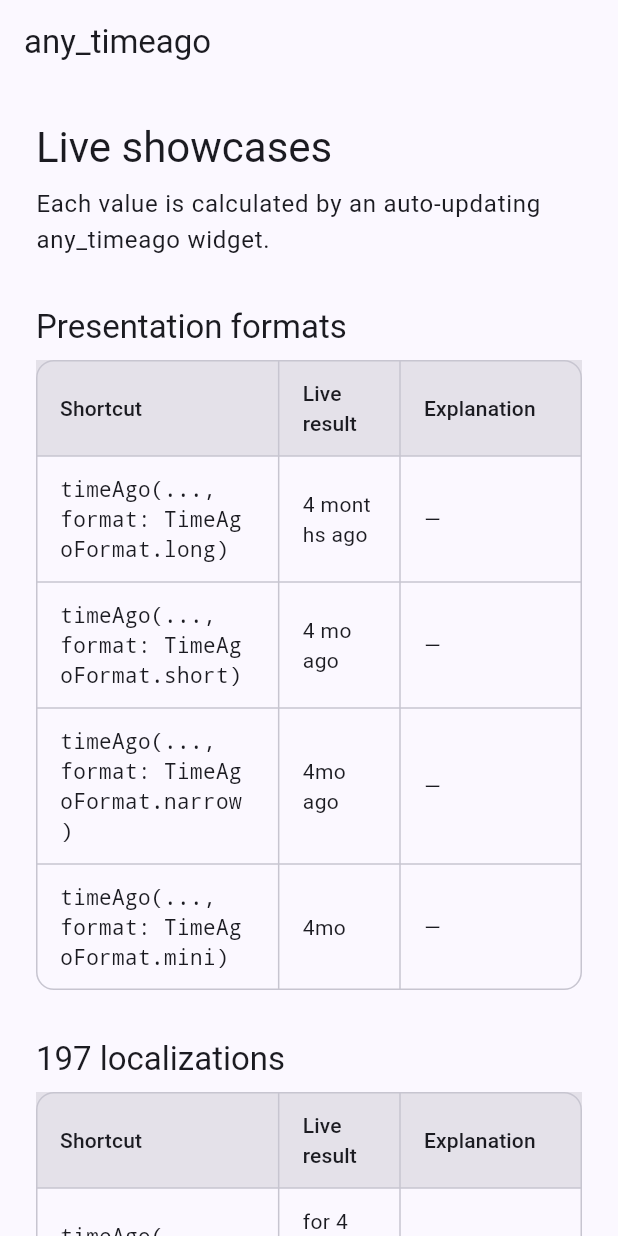
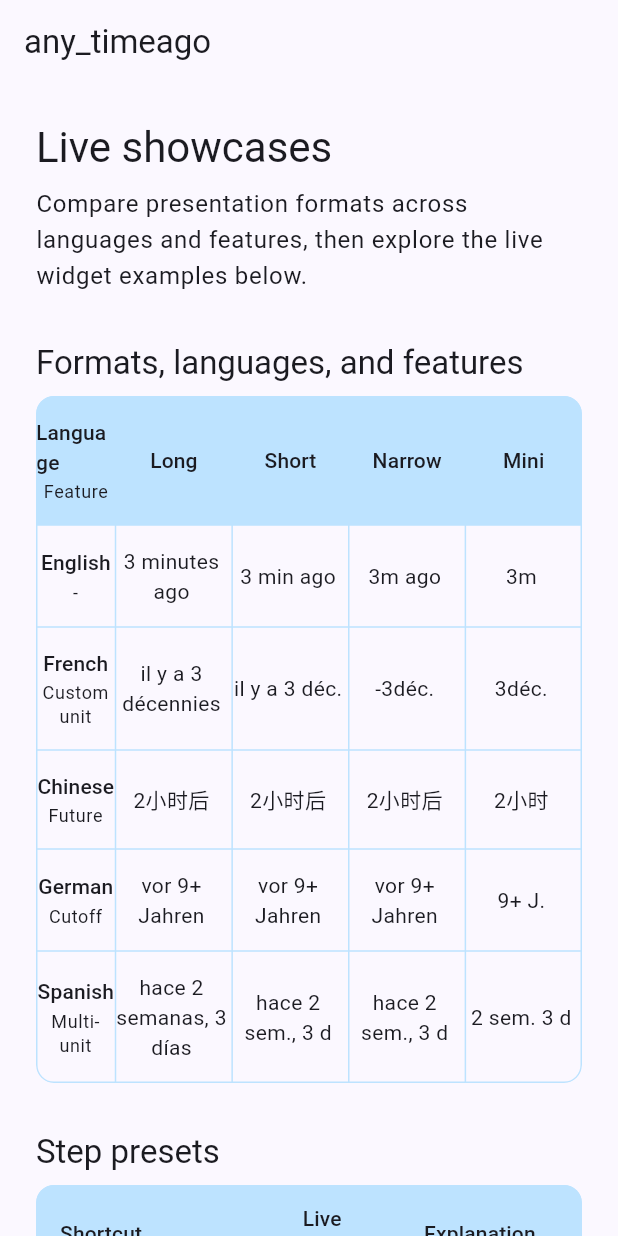
Before and after one commit to andry-brill/a-timeago, a Flutter app: the screen it shows after launch, on a phone screen of 412 x 824 dp. Run offline on Flutter 3.47's test engine with Material 3 defaults, Android fonts, the phone set to English and light mode, and no system bars.

Commit message:
Fix length

```diff
--- a/example/lib/main.dart
+++ b/example/lib/main.dart
@@ -1,7 +1,9 @@
 import 'package:any_timeago/any_timeago.dart';
+import 'package:any_timeago/locales/de.dart' as de;
 import 'package:any_timeago/locales/en.dart' as en;
-import 'package:any_timeago/locales/it.dart' as it;
-import 'package:any_timeago/locales/nb.dart' as nb;
+import 'package:any_timeago/locales/es.dart' as es;
+import 'package:any_timeago/locales/fr.dart' as fr;
+import 'package:any_timeago/locales/zh.dart' as zh;
 import 'package:flutter/material.dart';
 
 Future<void> main() async {
@@ -59,53 +61,64 @@ class _ExamplePage extends StatelessWidget {
       now.microsecond,
     ).subtract(const Duration(days: 5));
 
-    final sections = <_ShowcaseSection>[
-      _ShowcaseSection(
-        title: 'Presentation formats',
-        rows: <_ShowcaseRow>[
-          _ShowcaseRow(
-            shortcut: 'timeAgo(..., format: TimeAgoFormat.long)',
-            result: TimeAgoText(
-              time: threeMinutesAgo,
-              format: TimeAgoFormat.long,
+    final formatRows = <_FormatShowcaseRow>[
+      _FormatShowcaseRow(
+        language: 'English',
+        feature: '-',
+        valueFor: (format) => durationAgo(
+          const Duration(minutes: 3),
+          locale: en.locale,
+          format: format,
         ),
       ),
-          _ShowcaseRow(
-            shortcut: 'timeAgo(..., format: TimeAgoFormat.short)',
-            result: TimeAgoText(
-              time: threeMinutesAgo,
-              format: TimeAgoFormat.short,
+      _FormatShowcaseRow(
+        language: 'French',
+        feature: 'Custom unit',
+        valueFor: (format) => durationAgo(
+          const Duration(days: 3650 * 3),
+          locale: fr.locale,
+          format: format,
+          steps: const <TimeAgoStep>[fr.decade],
         ),
       ),
-          _ShowcaseRow(
-            shortcut: 'timeAgo(..., format: TimeAgoFormat.narrow)',
-            result: TimeAgoText(
-              time: threeMinutesAgo,
-              format: TimeAgoFormat.narrow,
+      _FormatShowcaseRow(
+        language: 'Chinese',
+        feature: 'Future',
+        valueFor: (format) => durationAgo(
+          const Duration(hours: -2),
+          locale: zh.locale,
+          format: format,
         ),
       ),
-          _ShowcaseRow(
-            shortcut: 'timeAgo(..., format: TimeAgoFormat.mini)',
-            result: TimeAgoText(
-              time: threeMinutesAgo,
-              format: TimeAgoFormat.mini,
+      _FormatShowcaseRow(
+        language: 'German',
+        feature: 'Cutoff',
+        valueFor: (format) => durationAgo(
+          const Duration(days: 3650),
+          locale: de.locale,
+          format: format,
+          cutoffStep: const TimeAgoStep.unit(
+            TimeAgoUnit.year,
+            cutoffAmount: 9,
           ),
         ),
+      ),
+      _FormatShowcaseRow(
+        language: 'Spanish',
+        feature: 'Multi-unit',
+        valueFor: (format) => durationAgoMulti(
+          const Duration(days: 17),
+          locale: es.locale,
+          format: format,
+          units: const <TimeAgoUnit>[
+            TimeAgoUnit.week,
+            TimeAgoUnit.day,
           ],
         ),
-      _ShowcaseSection(
-        title: '197 localizations',
-        rows: <_ShowcaseRow>[
-          _ShowcaseRow(
-            shortcut: 'timeAgo(..., locale: nb.locale)',
-            result: TimeAgoText(time: threeMinutesAgo, locale: nb.locale),
       ),
-          _ShowcaseRow(
-            shortcut: 'timeAgo(..., locale: it.locale)',
-            result: TimeAgoText(time: threeMinutesAgo, locale: it.locale),
-          ),
-        ],
-      ),
+    ];
+
+    final sections = <_ShowcaseSection>[
       _ShowcaseSection(
         title: 'Step presets',
         rows: <_ShowcaseRow>[
@@ -308,9 +321,17 @@ class _ExamplePage extends StatelessWidget {
           ),
           const SizedBox(height: 8),
           Text(
-            'Each value is calculated by an auto-updating any_timeago widget.',
+            'Compare presentation formats across languages and features, then '
+            'explore the live widget examples below.',
             style: Theme.of(context).textTheme.bodyLarge,
           ),
+          const SizedBox(height: 32),
+          Text(
+            'Formats, languages, and features',
+            style: Theme.of(context).textTheme.titleLarge,
+          ),
+          const SizedBox(height: 8),
+          _FormatShowcaseTable(rows: formatRows),
           const SizedBox(height: 32),
           for (final section in sections) ...<Widget>[
             Text(
@@ -325,6 +346,18 @@ class _ExamplePage extends StatelessWidget {
       ),
     );
   }
+}
+
+class _FormatShowcaseRow {
+  const _FormatShowcaseRow({
+    required this.language,
+    required this.feature,
+    required this.valueFor,
+  });
+
+  final String language;
+  final String feature;
+  final String Function(TimeAgoFormat format) valueFor;
 }
 
 class _ShowcaseSection {
@@ -349,6 +382,106 @@ class _ShowcaseRow {
   final String? explanation;
 }
 
+const _tableAccent = Color(0xFFbde3ff);
+const _tableRadius = BorderRadius.all(Radius.circular(12));
+const _tableBorderSide = BorderSide(color: _tableAccent);
+const _tableBorder = TableBorder(
+  top: _tableBorderSide,
+  right: _tableBorderSide,
+  bottom: _tableBorderSide,
+  left: _tableBorderSide,
+  horizontalInside: _tableBorderSide,
+  verticalInside: _tableBorderSide,
+  borderRadius: _tableRadius,
+);
+
+Widget _roundedTable(Table table) {
+  return ClipRRect(
+    borderRadius: _tableRadius,
+    child: table,
+  );
+}
+
+class _FormatShowcaseTable extends StatelessWidget {
+  const _FormatShowcaseTable({required this.rows});
+
+  final List<_FormatShowcaseRow> rows;
+
+  @override
+  Widget build(BuildContext context) {
+    final titleStyle = Theme.of(context).textTheme.titleSmall;
+    final featureStyle = Theme.of(context).textTheme.bodySmall;
+
+    Widget cell(Widget child) {
+      return Padding(
+        padding: const EdgeInsets.symmetric(vertical: 14),
+        child: Center(child: child),
+      );
+    }
+
+    return _roundedTable(
+      Table(
+        border: _tableBorder,
+        columnWidths: const <int, TableColumnWidth>{
+          0: FlexColumnWidth(1.5),
+          1: FlexColumnWidth(2.2),
+          2: FlexColumnWidth(2.2),
+          3: FlexColumnWidth(2.2),
+          4: FlexColumnWidth(2.2),
+        },
+        defaultVerticalAlignment: TableCellVerticalAlignment.middle,
+        children: <TableRow>[
+          TableRow(
+            decoration: const BoxDecoration(color: _tableAccent),
+            children: <Widget>[
+              cell(
+                Column(
+                  mainAxisSize: MainAxisSize.min,
+                  children: <Widget>[
+                    Text('Language', style: titleStyle),
+                    const SizedBox(height: 2),
+                    Text('Feature', style: featureStyle),
+                  ],
+                ),
+              ),
+              cell(Text('Long', style: titleStyle)),
+              cell(Text('Short', style: titleStyle)),
+              cell(Text('Narrow', style: titleStyle)),
+              cell(Text('Mini', style: titleStyle)),
+            ],
+          ),
+          for (final row in rows)
+            TableRow(
+              children: <Widget>[
+                cell(
+                  Column(
+                    mainAxisSize: MainAxisSize.min,
+                    children: <Widget>[
+                      Text(row.language, style: titleStyle),
+                      const SizedBox(height: 2),
+                      Text(
+                        row.feature,
+                        style: featureStyle,
+                        textAlign: TextAlign.center,
+                      ),
+                    ],
+                  ),
+                ),
+                for (final format in TimeAgoFormat.values)
+                  cell(
+                    SelectableText(
+                      row.valueFor(format),
+                      textAlign: TextAlign.center,
+                    ),
+                  ),
+              ],
+            ),
+        ],
+      ),
+    );
+  }
+}
+
 class _ShowcaseTable extends StatelessWidget {
   const _ShowcaseTable({required this.rows});
 
@@ -356,8 +489,6 @@ class _ShowcaseTable extends StatelessWidget {
 
   @override
   Widget build(BuildContext context) {
-    final colorScheme = Theme.of(context).colorScheme;
-    final borderSide = BorderSide(color: colorScheme.outlineVariant);
     final codeStyle = Theme.of(context).textTheme.bodyMedium?.copyWith(
           fontFamily: 'monospace',
         );
@@ -369,16 +500,9 @@ class _ShowcaseTable extends StatelessWidget {
       );
     }
 
-    return Table(
-      border: TableBorder(
-        top: borderSide,
-        right: borderSide,
-        bottom: borderSide,
-        left: borderSide,
-        horizontalInside: borderSide,
-        verticalInside: borderSide,
-        borderRadius: const BorderRadius.all(Radius.circular(12)),
-      ),
+    return _roundedTable(
+      Table(
+        border: _tableBorder,
         columnWidths: const <int, TableColumnWidth>{
           0: FlexColumnWidth(4),
           1: FlexColumnWidth(2),
@@ -387,9 +511,7 @@ class _ShowcaseTable extends StatelessWidget {
         defaultVerticalAlignment: TableCellVerticalAlignment.middle,
         children: <TableRow>[
           TableRow(
-          decoration: BoxDecoration(
-            color: colorScheme.surfaceContainerHighest,
-          ),
+            decoration: const BoxDecoration(color: _tableAccent),
             children: <Widget>[
               cell(
                 Text(
@@ -416,10 +538,11 @@ class _ShowcaseTable extends StatelessWidget {
               children: <Widget>[
                 cell(SelectableText(row.shortcut, style: codeStyle)),
                 cell(row.result),
-              cell(Text(row.explanation ?? '—')),
+                cell(Text(row.explanation ?? '-')),
               ],
             ),
         ],
+      ),
     );
   }
 }
--- a/lib/locales/de.dart
+++ b/lib/locales/de.dart
@@ -230,7 +230,7 @@ const _mini = TimeAgoFormatLabels(
   ),
   units: TimeAgoUnitLabels(
     second: TimeAgoPluralLabels.same('{0} s'),
-    minute: TimeAgoPluralLabels.same('{0} Min.'),
+    minute: TimeAgoPluralLabels.same('{0} m'),
     hour: TimeAgoPluralLabels.same('{0} Std.'),
     day: TimeAgoPluralLabels.same('{0} T.'),
     week: TimeAgoPluralLabels.same('{0} Wo.'),
--- a/lib/locales/el.dart
+++ b/lib/locales/el.dart
@@ -222,7 +222,7 @@ const _mini = TimeAgoFormatLabels(
     hour: TimeAgoPluralLabels.same('{0}ώρ.'),
     day: TimeAgoPluralLabels.same('{0}ημ.'),
     week: TimeAgoPluralLabels.same('{0}εβδ.'),
-    month: TimeAgoPluralLabels.same('{0}μην.'),
+    month: TimeAgoPluralLabels.same('{0} μ.'),
     quarter: TimeAgoPluralLabels.same('{0} τρίμ.'),
     year: TimeAgoPluralLabels.same('{0}χρ.'),
   ),
--- a/lib/locales/hi.dart
+++ b/lib/locales/hi.dart
@@ -191,7 +191,7 @@ const _mini = TimeAgoFormatLabels(
     day: TimeAgoPluralLabels.same('{0}दिन'),
     week: TimeAgoPluralLabels.same('{0}सप्ताह'),
     month: TimeAgoPluralLabels.same('{0}माह'),
-    quarter: TimeAgoPluralLabels(one: '{0}तिमाही', other: '{0}तिमाहियों'),
+    quarter: TimeAgoPluralLabels.same('{0} ति॰'),
     year: TimeAgoPluralLabels.same('{0}वर्ष'),
   ),
   list: TimeAgoListPatterns(
--- a/lib/locales/nl.dart
+++ b/lib/locales/nl.dart
@@ -277,7 +277,7 @@ const _mini = TimeAgoFormatLabels(
     second: TimeAgoPluralLabels.same('{0} sec.'),
     minute: TimeAgoPluralLabels.same('{0} min.'),
     hour: TimeAgoPluralLabels.same('{0} uur'),
-    day: TimeAgoPluralLabels(one: '{0} dag', other: '{0} dgn.'),
+    day: TimeAgoPluralLabels(one: '{0} dag', other: '{0} dgn'),
     week: TimeAgoPluralLabels(one: '{0} week', other: '{0} wkn.'),
     month: TimeAgoPluralLabels.same('{0} mnd.'),
     quarter: TimeAgoPluralLabels.same('{0} kw.'),
--- a/lib/locales/ro.dart
+++ b/lib/locales/ro.dart
@@ -268,8 +268,8 @@ const _mini = TimeAgoFormatLabels(
         future: TimeAgoPluralLabels(one: '+{0} an', other: '+{0} ani')),
   ),
   units: TimeAgoUnitLabels(
-    second: TimeAgoPluralLabels.same('{0} sec.'),
-    minute: TimeAgoPluralLabels.same('{0} min.'),
+    second: TimeAgoPluralLabels.same('{0} s'),
+    minute: TimeAgoPluralLabels.same('{0} m'),
     hour: TimeAgoPluralLabels.same('{0} h'),
     day: TimeAgoPluralLabels(one: '{0} zi', other: '{0} zile'),
     week: TimeAgoPluralLabels.same('{0} săp.'),
```
Also changed, not shown: lib/locales/en.dart (+13 -20 lines), lib/locales/eo.dart (+5 -5 lines), lib/locales/es.dart (+13 -20 lines), lib/locales/fr.dart (+13 -20 lines), lib/locales/ko.dart (+13 -20 lines), lib/locales/sv.dart (+13 -20 lines), lib/locales/zh.dart (+13 -20 lines), 3 other files. Lines whose indentation alone changed are shown as unchanged.
